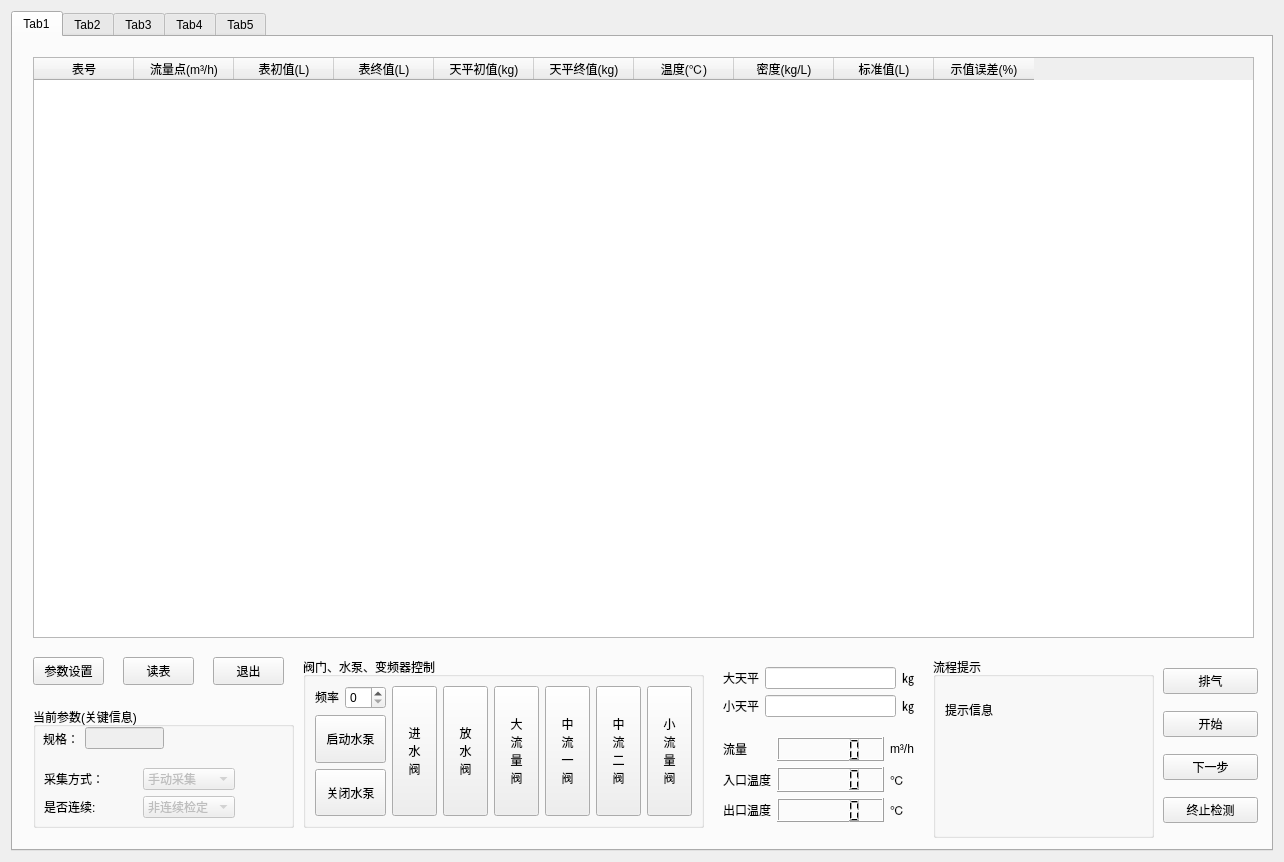
The window that source/weightMethod/weightmethod.ui (flimmy78/qtverify) describes before a commit, drawn with Qt 5.
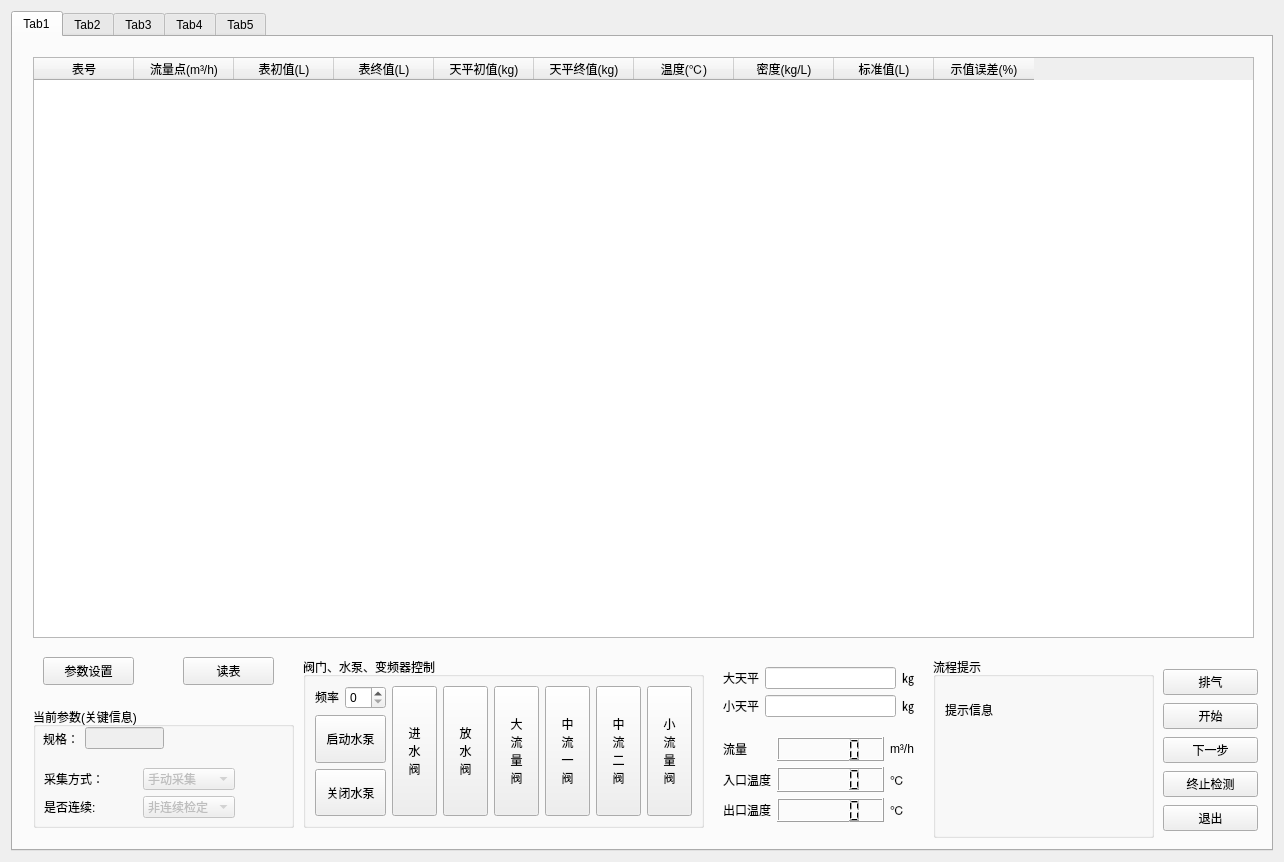
The same window after the commit.

Commit message: 在排气时间内如果没有输入表号则提示，并显示开始按钮

The edit to the form file:
```diff
--- a/source/weightMethod/weightmethod.ui
+++ b/source/weightMethod/weightmethod.ui
@@ -35,9 +35,9 @@
       <widget class="QPushButton" name="btnParaSet">
        <property name="geometry">
         <rect>
-         <x>20</x>
+         <x>30</x>
          <y>620</y>
-         <width>71</width>
+         <width>91</width>
          <height>28</height>
         </rect>
        </property>
@@ -691,9 +691,9 @@
       <widget class="QPushButton" name="btnReadMeter">
        <property name="geometry">
         <rect>
-         <x>110</x>
+         <x>170</x>
          <y>620</y>
-         <width>71</width>
+         <width>91</width>
          <height>28</height>
         </rect>
        </property>
@@ -701,57 +701,51 @@
         <string>读表</string>
        </property>
       </widget>
-      <widget class="QPushButton" name="btnExit">
-       <property name="geometry">
-        <rect>
-         <x>200</x>
-         <y>620</y>
-         <width>71</width>
-         <height>28</height>
-        </rect>
-       </property>
-       <property name="text">
-        <string>退出</string>
-       </property>
-      </widget>
-      <widget class="QWidget" name="layoutWidget">
+      <widget class="QWidget" name="">
        <property name="geometry">
         <rect>
          <x>1150</x>
-         <y>620</y>
+         <y>630</y>
          <width>95</width>
-         <height>181</height>
+         <height>170</height>
         </rect>
        </property>
-       <layout class="QVBoxLayout" name="verticalLayout">
-        <item>
+       <layout class="QGridLayout" name="gridLayout_6">
+        <item row="0" column="0">
          <widget class="QPushButton" name="btnExhaust">
           <property name="text">
            <string>排气</string>
           </property>
          </widget>
         </item>
-        <item>
+        <item row="1" column="0">
          <widget class="QPushButton" name="btnStart">
           <property name="text">
            <string>开始</string>
           </property>
          </widget>
         </item>
-        <item>
+        <item row="2" column="0">
          <widget class="QPushButton" name="btnNext">
           <property name="text">
            <string>下一步</string>
           </property>
          </widget>
         </item>
-        <item>
+        <item row="3" column="0">
          <widget class="QPushButton" name="btnStop">
           <property name="text">
            <string>终止检测</string>
           </property>
          </widget>
         </item>
+        <item row="4" column="0">
+         <widget class="QPushButton" name="btnExit">
+          <property name="text">
+           <string>退出</string>
+          </property>
+         </widget>
+        </item>
        </layout>
       </widget>
      </widget>
```
The commit also changes 5 other files.
